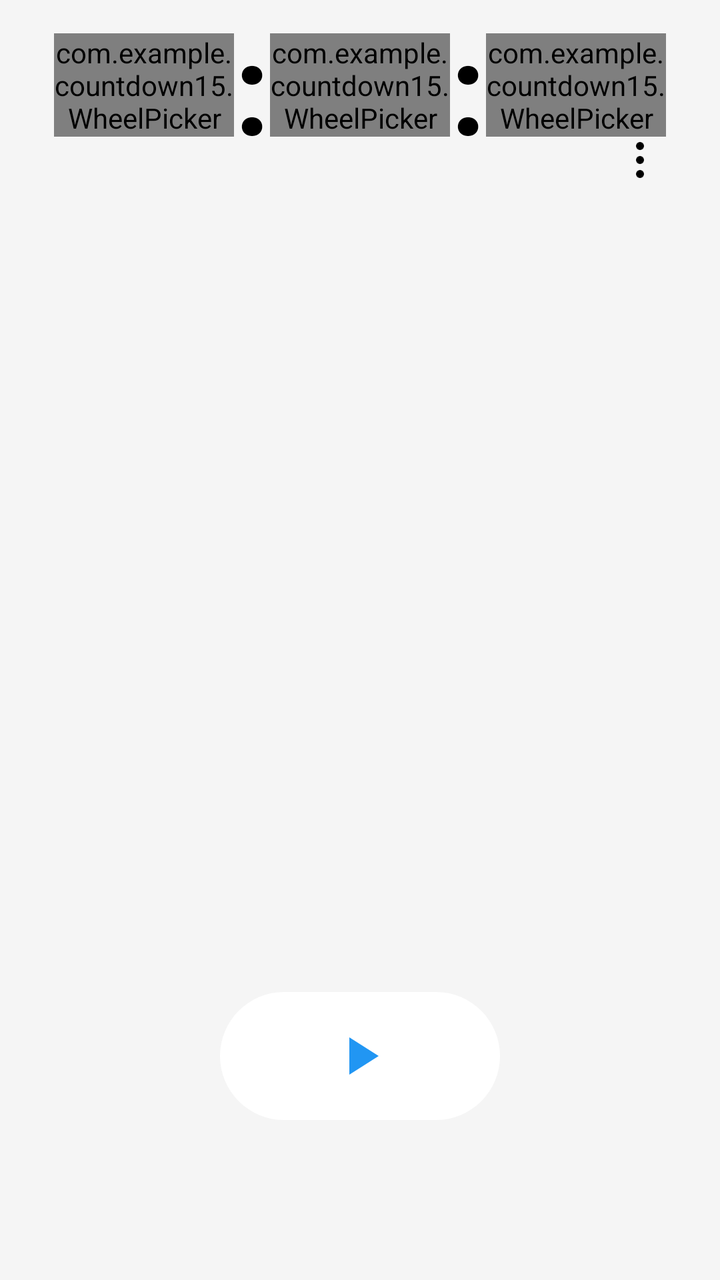
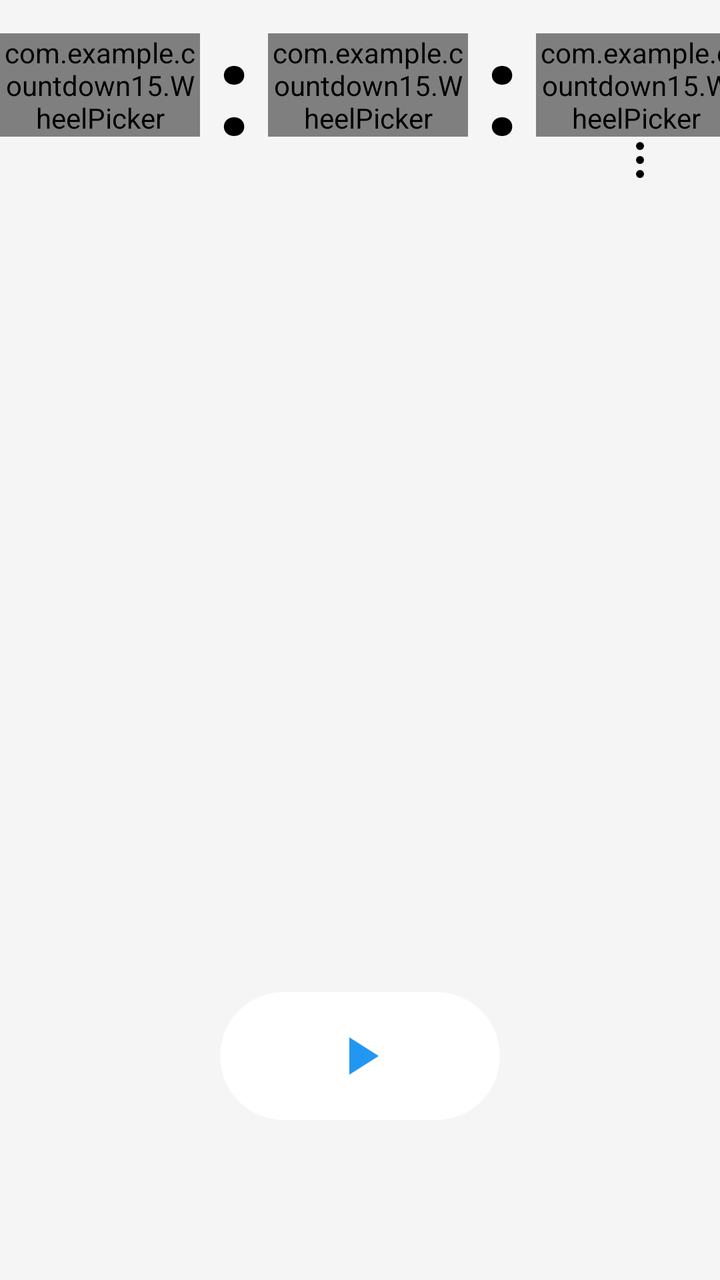

Two renders of the same Android screen: before a commit and after it. Below are the layout's source before the change and the commit's diff.
<!-- AndroidManifest.xml: application theme AppTheme -->
<!-- res/layout/activity_main.xml -->
<?xml version="1.0" encoding="utf-8"?>
<FrameLayout xmlns:android="http://schemas.android.com/apk/res/android"
    xmlns:app="http://schemas.android.com/apk/res-auto"
    android:id="@+id/rootLayout"
    android:layout_width="match_parent"
    android:layout_height="match_parent"
    android:background="#F5F5F5">

    <TextView
        android:id="@+id/tvTimer"
        android:layout_width="wrap_content"
        android:layout_height="wrap_content"
        android:layout_gravity="center"
        android:textColor="#000000"
        android:textSize="72sp"
        android:textStyle="bold"
        android:visibility="gone" />

    <LinearLayout
        android:id="@+id/timePickerLayout"
        android:layout_width="wrap_content"
        android:layout_height="wrap_content"
        android:layout_gravity="top|center_horizontal"
        android:orientation="horizontal"
        android:gravity="center_vertical"
        android:clipChildren="false"
        android:clipToPadding="false">

        <com.example.countdown15.WheelPicker
            android:id="@+id/npHour"
            android:layout_width="90dp"
            android:layout_height="wrap_content"
            android:clickable="true"
            android:focusable="true"
            app:wp_minValue="0"
            app:wp_maxValue="23"
            app:wp_value="0"
            app:wp_wrap="true"
            app:wp_visibleCount="5"
            app:wp_textSize="64sp" />

        <TextView
            android:id="@+id/colon1"
            android:layout_width="wrap_content"
            android:layout_height="wrap_content"
            android:text=":"
            android:textColor="#000000"
            android:textSize="64sp"
            android:textStyle="bold"
            android:layout_marginHorizontal="0dp" />

        <com.example.countdown15.WheelPicker
            android:id="@+id/npMinute"
            android:layout_width="90dp"
            android:layout_height="wrap_content"
            android:clickable="true"
            android:focusable="true"
            app:wp_minValue="0"
            app:wp_maxValue="59"
            app:wp_value="0"
            app:wp_wrap="true"
            app:wp_visibleCount="5"
            app:wp_textSize="64sp" />

        <TextView
            android:id="@+id/colon2"
            android:layout_width="wrap_content"
            android:layout_height="wrap_content"
            android:text=":"
            android:textColor="#000000"
            android:textSize="64sp"
            android:textStyle="bold"
            android:layout_marginHorizontal="0dp" />

        <com.example.countdown15.WheelPicker
            android:id="@+id/npSecond"
            android:layout_width="90dp"
            android:layout_height="wrap_content"
            android:clickable="true"
            android:focusable="true"
            app:wp_minValue="0"
            app:wp_maxValue="59"
            app:wp_value="15"
            app:wp_wrap="true"
            app:wp_visibleCount="5"
            app:wp_textSize="64sp" />

    </LinearLayout>

    <FrameLayout
        android:id="@+id/btnStart"
        android:layout_width="140dp"
        android:layout_height="64dp"
        android:layout_gravity="bottom|center_horizontal"
        android:layout_marginBottom="80dp"
        android:background="@drawable/bg_circle_button"
        android:clickable="true"
        android:focusable="true">

        <ImageView
            android:layout_width="32dp"
            android:layout_height="32dp"
            android:layout_gravity="center"
            android:src="@drawable/ic_play"
            android:contentDescription="开始" />

    </FrameLayout>

    <FrameLayout
        android:id="@+id/btnStop"
        android:layout_width="140dp"
        android:layout_height="64dp"
        android:layout_gravity="bottom|center_horizontal"
        android:layout_marginBottom="80dp"
        android:background="@drawable/bg_circle_button"
        android:clickable="true"
        android:focusable="true"
        android:visibility="gone">

        <ImageView
            android:layout_width="28dp"
            android:layout_height="28dp"
            android:layout_gravity="center"
            android:src="@drawable/ic_stop"
            android:contentDescription="停止" />

    </FrameLayout>

    <ImageView
        android:id="@+id/btnMenu"
        android:layout_width="48dp"
        android:layout_height="48dp"
        android:layout_gravity="top|end"
        android:layout_marginTop="56dp"
        android:layout_marginEnd="16dp"
        android:padding="12dp"
        android:src="@drawable/ic_more"
        android:background="?android:attr/selectableItemBackgroundBorderless"
        android:contentDescription="更多" />

    <View
        android:id="@+id/menuMask"
        android:layout_width="match_parent"
        android:layout_height="match_parent"
        android:background="#66000000"
        android:visibility="gone"
        android:clickable="true"
        android:focusable="true" />

</FrameLayout>
<!-- resources referenced by this layout -->
<resources>
  <!-- drawable bg_circle_button (drawable) -->
  <?xml version="1.0" encoding="utf-8"?>
  <shape xmlns:android="http://schemas.android.com/apk/res/android"
      android:shape="rectangle">
      <solid android:color="#FFFFFF" />
      <corners android:radius="32dp" />
  </shape>
  <!-- drawable ic_more (drawable) -->
  <?xml version="1.0" encoding="utf-8"?>
  
  <vector xmlns:android="http://schemas.android.com/apk/res/android"
      android:width="24dp"
      android:height="24dp"
      android:viewportWidth="24"
      android:viewportHeight="24">
      <path
          android:fillColor="#000000"
          android:pathData="M12,5m-2,0a2,2 0,1 1,4 0a2,2 0,1 1,-4 0" />
      <path
          android:fillColor="#000000"
          android:pathData="M12,12m-2,0a2,2 0,1 1,4 0a2,2 0,1 1,-4 0" />
      <path
          android:fillColor="#000000"
          android:pathData="M12,19m-2,0a2,2 0,1 1,4 0a2,2 0,1 1,-4 0" />
  </vector>
  <!-- drawable ic_play (drawable) -->
  <?xml version="1.0" encoding="utf-8"?>
  <vector xmlns:android="http://schemas.android.com/apk/res/android"
      android:width="24dp"
      android:height="24dp"
      android:viewportWidth="24"
      android:viewportHeight="24">
      <path
          android:fillColor="#2196F3"
          android:pathData="M8,5v14l11,-7z" />
  </vector>
  <!-- drawable ic_stop (drawable) -->
  <?xml version="1.0" encoding="utf-8"?>
  <vector xmlns:android="http://schemas.android.com/apk/res/android"
      android:width="24dp"
      android:height="24dp"
      android:viewportWidth="24"
      android:viewportHeight="24">
      <path
          android:fillColor="#F44336"
          android:pathData="M6,6h12v12h-12z" />
  </vector>
  <style name="AppTheme" parent="Theme.AppCompat.Light.NoActionBar">
          <item name="android:windowBackground">#F5F5F5</item>
          <item name="android:textColorPrimary">#000000</item>
          <item name="android:textColorSecondary">#AAAAAA</item>
          <item name="colorAccent">#2196F3</item>
          <item name="android:windowTranslucentStatus">true</item>
          <item name="android:statusBarColor">@android:color/transparent</item>
          <item name="android:windowLightStatusBar">true</item>
      </style>
</resources>

<!-- the commit's change to res/layout/activity_main.xml (unified diff, before → after) -->
@@ -28,7 +28,7 @@
 
         <com.example.countdown15.WheelPicker
             android:id="@+id/npHour"
-            android:layout_width="90dp"
+            android:layout_width="100dp"
             android:layout_height="wrap_content"
             android:clickable="true"
             android:focusable="true"
@@ -47,11 +47,11 @@
             android:textColor="#000000"
             android:textSize="64sp"
             android:textStyle="bold"
-            android:layout_marginHorizontal="0dp" />
+            android:layout_marginHorizontal="8dp" />
 
         <com.example.countdown15.WheelPicker
             android:id="@+id/npMinute"
-            android:layout_width="90dp"
+            android:layout_width="100dp"
             android:layout_height="wrap_content"
             android:clickable="true"
             android:focusable="true"
@@ -70,11 +70,11 @@
             android:textColor="#000000"
             android:textSize="64sp"
             android:textStyle="bold"
-            android:layout_marginHorizontal="0dp" />
+            android:layout_marginHorizontal="8dp" />
 
         <com.example.countdown15.WheelPicker
             android:id="@+id/npSecond"
-            android:layout_width="90dp"
+            android:layout_width="100dp"
             android:layout_height="wrap_content"
             android:clickable="true"
             android:focusable="true"
